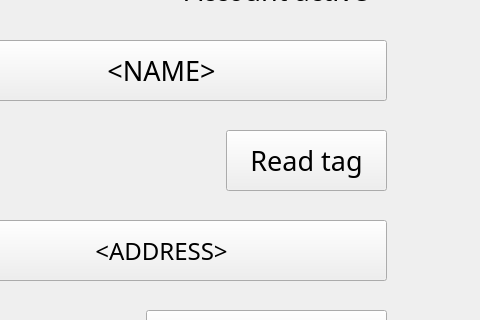
This is core/gui/main.ui in qcha41/raspberry-coffee-manager as Qt 5 draws it before an edit; both pictures show x 544 to 1024 and y 90 to 410 of the 1024 by 600 pixel window. The edited form follows.
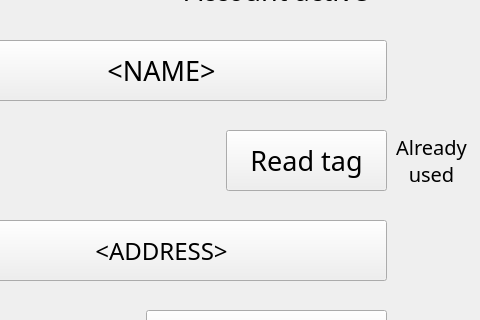
This is the edited form. The open tabs and pages were chosen to show the change.

Commit message: added tag already used qlabel

The edit to the form file:
```diff
--- a/core/gui/main.ui
+++ b/core/gui/main.ui
@@ -617,6 +617,33 @@
        <string>Account active</string>
       </property>
      </widget>
+     <widget class="QLabel" name="account_setup_tagalreadyused_label">
+      <property name="geometry">
+       <rect>
+        <x>920</x>
+        <y>210</y>
+        <width>91</width>
+        <height>61</height>
+       </rect>
+      </property>
+      <property name="font">
+       <font>
+        <family>Microsoft Yi Baiti</family>
+        <pointsize>15</pointsize>
+        <weight>50</weight>
+        <bold>false</bold>
+        <underline>false</underline>
+        <kerning>true</kerning>
+       </font>
+      </property>
+      <property name="text">
+       <string>Already
+used</string>
+      </property>
+      <property name="alignment">
+       <set>Qt::AlignCenter</set>
+      </property>
+     </widget>
     </widget>
     <widget class="QWidget" name="stats_panel">
      <widget class="QLabel" name="stats_firstDate_label">
```
Left out of the diff: 2 changed lines with no effect on the pictures.
